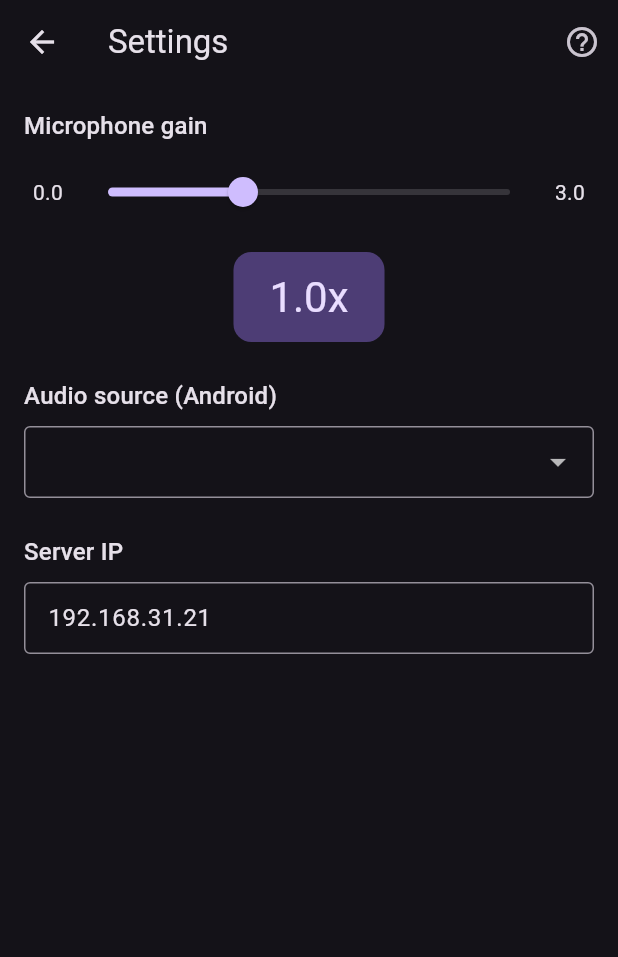
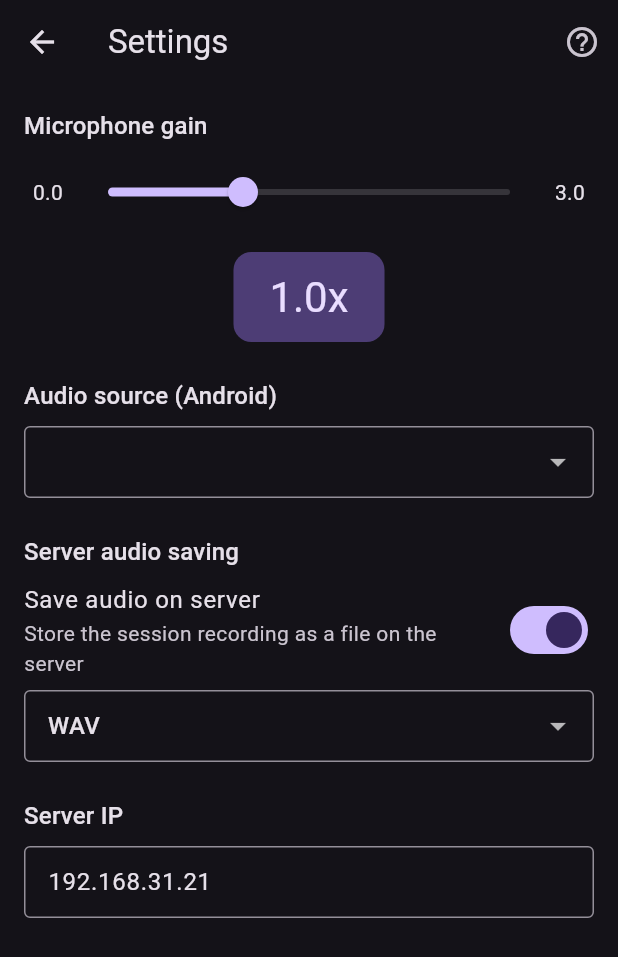
Before and after one commit to lutgaru/Sinsajo, a Flutter app: the SettingsScreen screen opened directly, on a phone screen of 412 x 824 dp. Shown: the top 957 px of the screen. Run offline on Flutter 3.47's test engine with Material 3 defaults, Android fonts, the light colour scheme and no system bars; our stand-ins replace flutter_riverpod, wakelock_plus; missing offline and left inert: record, vad; network calls fail; statements that could not run were skipped.

Commit message:
feat(client): support multiple audio save formats
Add audio save settings (enable/disable and WAV/OGG format) to the settings screen. The save format and toggle are sent on the session start message so they apply per session.

```diff
--- a/sinsajo_client/lib/providers/settings_provider.dart
+++ b/sinsajo_client/lib/providers/settings_provider.dart
@@ -1,21 +1,43 @@
 import 'package:flutter_riverpod/flutter_riverpod.dart';
 import 'package:record/record.dart';
+
+enum AudioSaveFormat {
+  wav('WAV'),
+  ogg('OGG');
+
+  const AudioSaveFormat(this.label);
+  final String label;
+
+  String get serverValue => name;
+}
 
 class SettingsState {
   final double micGain;
   final AndroidAudioSource audioSource;
   final String ipAddress;
+  final bool saveAudio;
+  final AudioSaveFormat audioFormat;
   const SettingsState({
     this.micGain = 1.0,
     this.audioSource = AndroidAudioSource.camcorder,
     this.ipAddress = '192.168.31.21',
+    this.saveAudio = true,
+    this.audioFormat = AudioSaveFormat.wav,
   });
 
-  SettingsState copyWith({double? micGain, AndroidAudioSource? audioSource, String? ipAddress}) =>
+  SettingsState copyWith({
+    double? micGain,
+    AndroidAudioSource? audioSource,
+    String? ipAddress,
+    bool? saveAudio,
+    AudioSaveFormat? audioFormat,
+  }) =>
       SettingsState(
         micGain: micGain ?? this.micGain,
         audioSource: audioSource ?? this.audioSource,
         ipAddress: ipAddress ?? this.ipAddress,
+        saveAudio: saveAudio ?? this.saveAudio,
+        audioFormat: audioFormat ?? this.audioFormat,
       );
 }
 
@@ -34,6 +56,14 @@ class SettingsNotifier extends Notifier<SettingsState> {
   void setIpAddress(String ip) {
     state = state.copyWith(ipAddress: ip);
   }
+
+  void setSaveAudio(bool enabled) {
+    state = state.copyWith(saveAudio: enabled);
+  }
+
+  void setAudioFormat(AudioSaveFormat format) {
+    state = state.copyWith(audioFormat: format);
+  }
 }
 
 final settingsProvider =
--- a/sinsajo_client/lib/screens/settings_screen.dart
+++ b/sinsajo_client/lib/screens/settings_screen.dart
@@ -116,6 +116,40 @@ class SettingsScreen extends ConsumerWidget {
             ),
             const SizedBox(height: 24),
             Text(
+              'Server audio saving',
+              style: Theme.of(context).textTheme.titleMedium,
+            ),
+            SwitchListTile(
+              contentPadding: EdgeInsets.zero,
+              title: const Text('Save audio on server'),
+              subtitle: const Text('Store the session recording as a file on the server'),
+              value: settings.saveAudio,
+              onChanged: (value) {
+                ref.read(settingsProvider.notifier).setSaveAudio(value);
+              },
+            ),
+            DropdownButtonFormField<AudioSaveFormat>(
+              initialValue: settings.audioFormat,
+              decoration: const InputDecoration(
+                border: OutlineInputBorder(),
+                contentPadding: EdgeInsets.symmetric(horizontal: 12, vertical: 8),
+              ),
+              items: AudioSaveFormat.values
+                  .map((f) => DropdownMenuItem(
+                        value: f,
+                        child: Text(f.label),
+                      ))
+                  .toList(),
+              onChanged: settings.saveAudio
+                  ? (value) {
+                      if (value != null) {
+                        ref.read(settingsProvider.notifier).setAudioFormat(value);
+                      }
+                    }
+                  : null,
+            ),
+            const SizedBox(height: 24),
+            Text(
               'Server IP',
               style: Theme.of(context).textTheme.titleMedium,
             ),
```
Also changed, not shown: sinsajo_client/lib/providers/transcription_provider.dart (+11 -2 lines), sinsajo_client/lib/services/ws_service.dart (+11 -2 lines).
